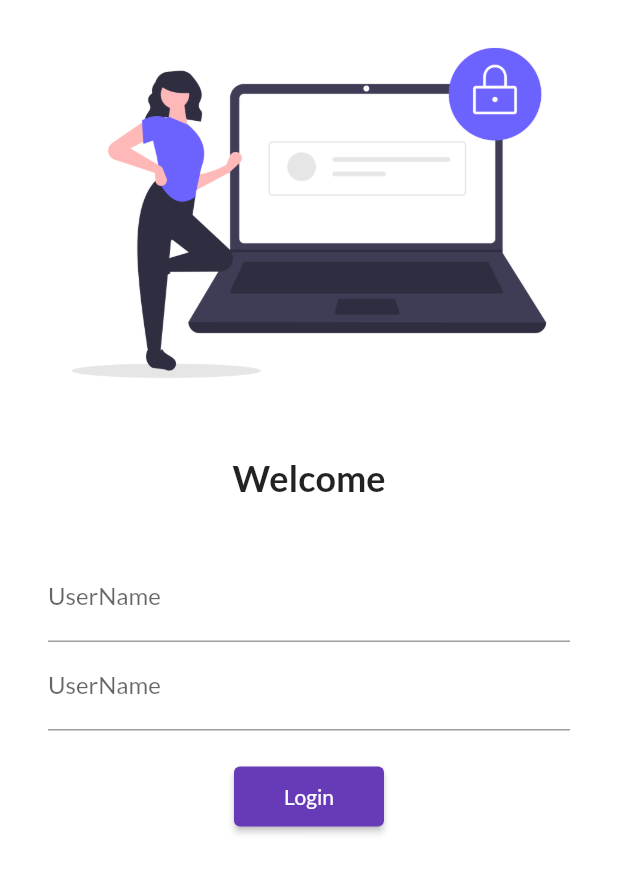
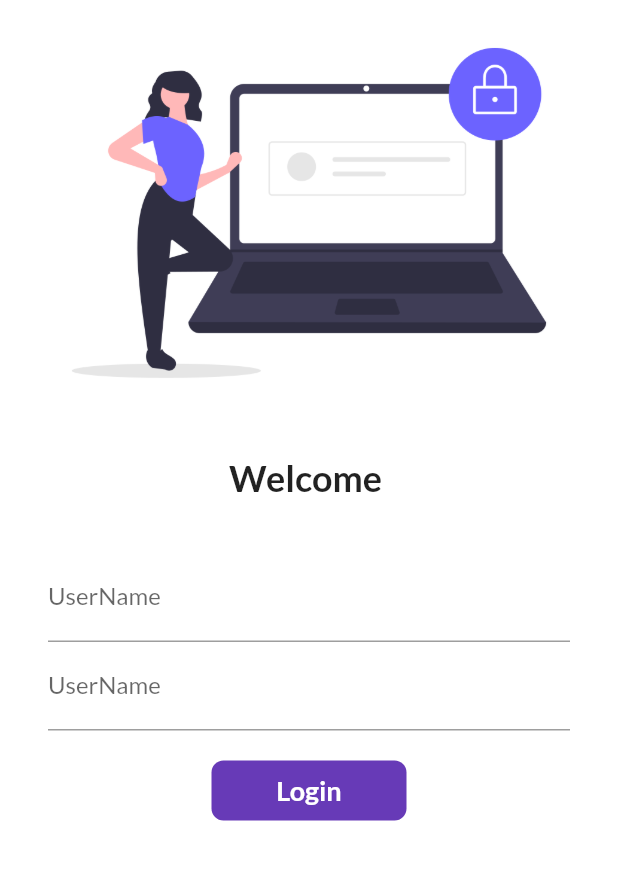
Before and after one commit to alaminsheikh01/30-days-flutter, a Flutter app: the screen it shows after launch, on a phone screen of 412 x 824 dp. Shown: the top 873 px of the screen. Run offline on Flutter 3.47's test engine with Material 2 defaults, Android fonts, the phone set to English and light mode, and no system bars; our stand-ins replace google_fonts.

Commit message:
make same as button with container

```diff
--- a/lib/main.dart
+++ b/lib/main.dart
@@ -14,6 +14,7 @@
   Widget build(BuildContext context) {
     return MaterialApp(
       // home: HomePage(),
+      debugShowCheckedModeBanner: false,
       themeMode: ThemeMode.light,
       theme: ThemeData(
         primarySwatch: Colors.deepPurple,
--- a/lib/pages/login_page.dart
+++ b/lib/pages/login_page.dart
@@ -1,7 +1,13 @@
 import "package:flutter/material.dart";
 import 'package:practice_from_youtube/utils/routes.dart';
 
-class LoginPage extends StatelessWidget {
+class LoginPage extends StatefulWidget {
+  @override
+  _LoginPageState createState() => _LoginPageState();
+}
+
+class _LoginPageState extends State<LoginPage> {
+  String name = "";
   @override
   Widget build(BuildContext context) {
     return Material(
@@ -17,7 +23,7 @@
               height: 20,
             ),
             Text(
-              "Welcome",
+              "Welcome $name",
               style: TextStyle(
                 fontSize: 24,
                 fontWeight: FontWeight.bold,
@@ -38,6 +44,10 @@
                       hintText: "Enter UserName",
                       labelText: "UserName",
                     ),
+                    onChanged: (value) {
+                      name = value;
+                      setState(() {});
+                    },
                   ),
                   TextFormField(
                     obscureText: true,
@@ -49,15 +59,41 @@
                   SizedBox(
                     height: 20.0,
                   ),
-                  ElevatedButton(
-                    onPressed: () {
+
+                  InkWell(
+                    onTap: () {
                       Navigator.pushNamed(context, MyRoutes.homeRoute);
                     },
-                    child: Text("Login"),
-                    style: TextButton.styleFrom(
-                      minimumSize: Size(100, 40),
+                    child: Container(
+                      height: 40,
+                      width: 130,
+                      // color: Colors.deepPurple,
+                      alignment: Alignment.center,
+                      child: Text(
+                        "Login",
+                        style: TextStyle(
+                          color: Colors.white,
+                          fontWeight: FontWeight.bold,
+                          fontSize: 18,
+                        ),
+                      ),
+
+                      decoration: BoxDecoration(
+                        color: Colors.deepPurple,
+                        borderRadius: BorderRadius.circular(8),
+                      ),
                     ),
                   )
+
+                  // ElevatedButton(
+                  //   onPressed: () {
+                  //     Navigator.pushNamed(context, MyRoutes.homeRoute);
+                  //   },
+                  //   child: Text("Login"),
+                  //   style: TextButton.styleFrom(
+                  //     minimumSize: Size(100, 40),
+                  //   ),
+                  // )
                 ],
               ),
             )
```
